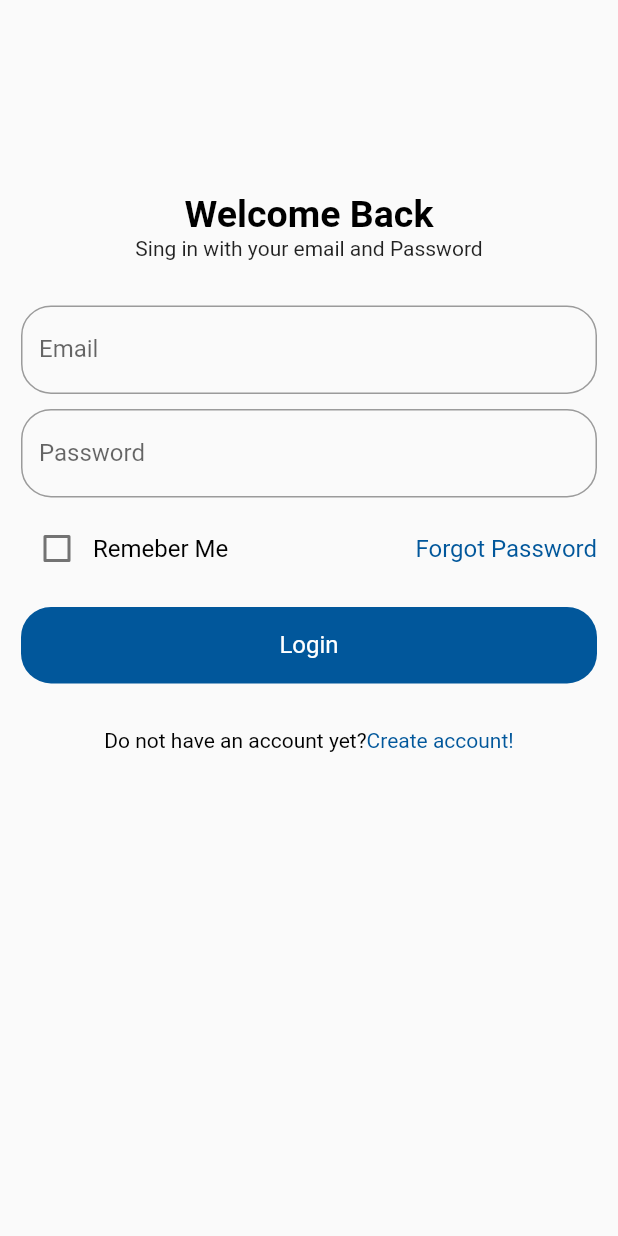
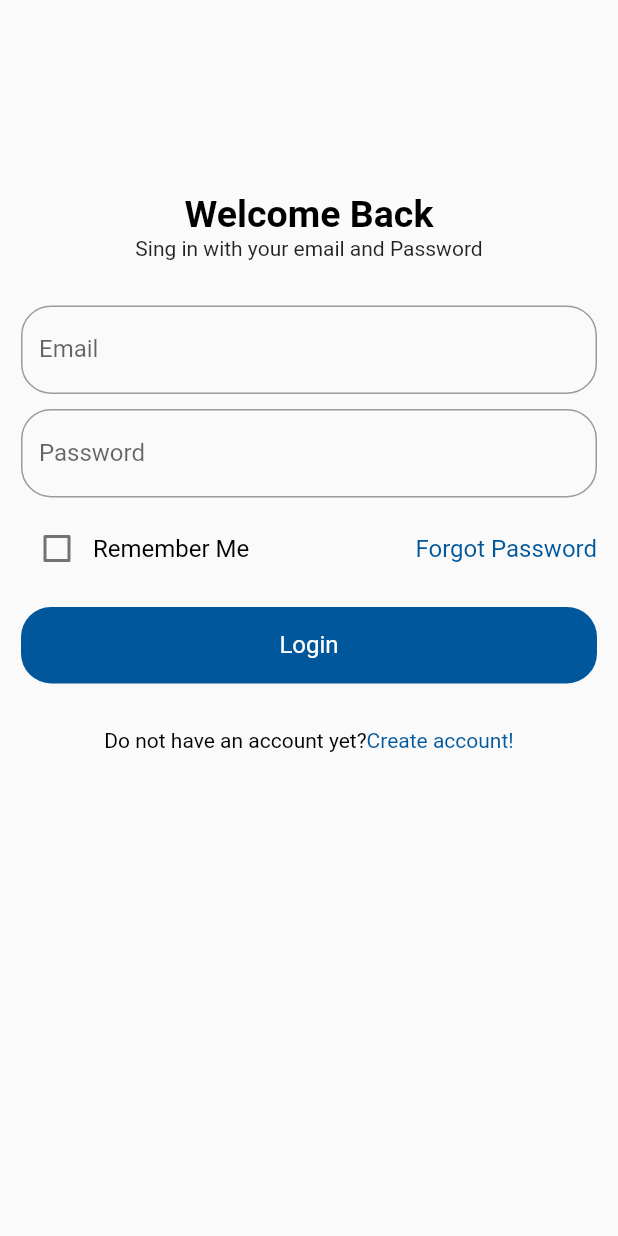
Before and after one commit to ajoluvya/promdi-fe, a Flutter app: the screen it shows after launch, on a phone screen of 412 x 824 dp. Run offline on Flutter 3.47's test engine with Material 2 defaults, Android fonts, the light colour scheme and no system bars.

Commit message:
change typo Remeber to Remember

```diff
--- a/lib/screens/login/login.dart
+++ b/lib/screens/login/login.dart
@@ -26,16 +26,13 @@ class LoginScreen extends StatelessWidget {
                     color: Colors.black,
                     fontSize: 25,
                     fontWeight: FontWeight.bold)),
-
             const Text(
               'Sing in with your email and Password',
               textAlign: TextAlign.center,
             ),
-
             const SizedBox(
               height: 30,
             ),
-
             TextField(
               decoration: InputDecoration(
                   labelText: 'Email',
@@ -62,7 +59,7 @@ class LoginScreen extends StatelessWidget {
                   children: [
                     Checkbox(value: false, onChanged: (value) {}),
                     const CustomText(
-                      text: 'Remeber Me',
+                      text: 'Remember Me',
                     ),
                   ],
                 ),
```
